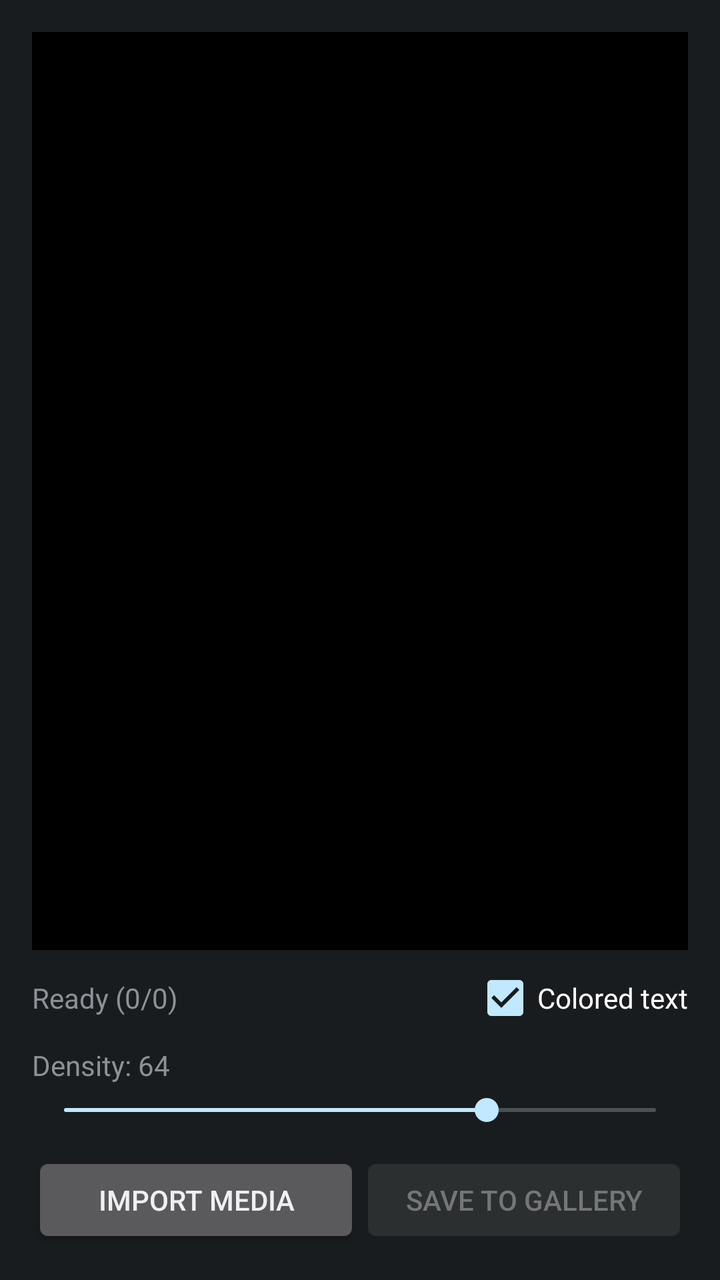
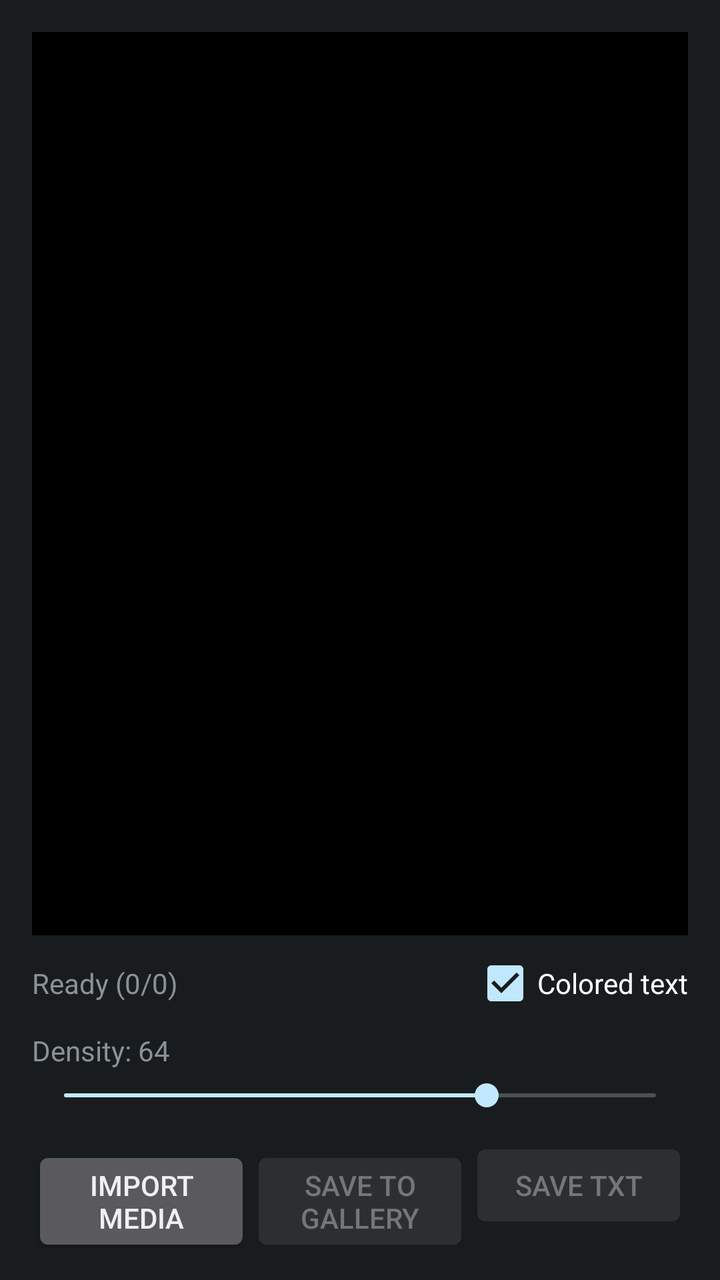

Two renders of the same Android screen: before a commit and after it. Below are the layout's source before the change and the commit's diff.
<!-- AndroidManifest.xml: application theme android:Theme.DeviceDefault -->
<!-- res/layout/activity_main.xml -->
<?xml version="1.0" encoding="utf-8"?>
<LinearLayout xmlns:android="http://schemas.android.com/apk/res/android"
    android:layout_width="match_parent"
    android:layout_height="match_parent"
    android:orientation="vertical"
    android:padding="16dp">

    
    <ImageView
        android:id="@+id/ivPreview"
        android:layout_width="match_parent"
        android:layout_height="0dp"
        android:layout_weight="1"
        android:scaleType="fitCenter"
        android:background="#000000"
        android:contentDescription="@string/app_name" />

    
    <LinearLayout
        android:layout_width="match_parent"
        android:layout_height="wrap_content"
        android:orientation="horizontal"
        android:gravity="center_vertical"
        android:paddingTop="8dp"
        android:paddingBottom="4dp">

        <TextView
            android:id="@+id/tvStatus"
            android:layout_width="0dp"
            android:layout_height="wrap_content"
            android:layout_weight="1"
            android:singleLine="true"
            android:ellipsize="end"
            android:text="@string/status_idle" />

        <CheckBox
            android:id="@+id/cbColored"
            android:layout_width="wrap_content"
            android:layout_height="wrap_content"
            android:checked="true"
            android:text="@string/colored_text" />

    </LinearLayout>

    
    <TextView
        android:id="@+id/tvDensityLabel"
        android:layout_width="match_parent"
        android:layout_height="wrap_content"
        android:paddingTop="4dp"
        android:text="Density: 64" />

    <SeekBar
        android:id="@+id/sbDensity"
        android:layout_width="match_parent"
        android:layout_height="wrap_content"
        android:max="14"
        android:progress="10"
        android:paddingTop="4dp"
        android:paddingBottom="12dp" />

    
    <LinearLayout
        android:layout_width="match_parent"
        android:layout_height="wrap_content"
        android:orientation="horizontal">

        <Button
            android:id="@+id/btnImportMedia"
            android:layout_width="0dp"
            android:layout_height="wrap_content"
            android:layout_weight="1"
            android:text="@string/import_media" />

        <Button
            android:id="@+id/btnSaveToGallery"
            android:layout_width="0dp"
            android:layout_height="wrap_content"
            android:layout_weight="1"
            android:enabled="false"
            android:text="@string/save_to_gallery" />

    </LinearLayout>

</LinearLayout>
<!-- resources referenced by this layout -->
<resources>
  <string name="app_name">ASCII Wallpaper</string>
  <string name="colored_text">Colored text</string>
  <string name="import_media">Import media</string>
  <string name="save_to_gallery">Save to gallery</string>
  <string name="status_idle">Ready (0/0)</string>
</resources>

<!-- the commit's change to res/layout/activity_main.xml (unified diff, before → after) -->
@@ -80,6 +80,14 @@
             android:enabled="false"
             android:text="@string/save_to_gallery" />
 
+        <Button
+            android:id="@+id/btnSaveTxt"
+            android:layout_width="0dp"
+            android:layout_height="wrap_content"
+            android:layout_weight="1"
+            android:enabled="false"
+            android:text="@string/save_txt" />
+
     </LinearLayout>
 
 </LinearLayout>
<!-- resource entries referenced after the edit -->
@@ -4,6 +4,7 @@
   <string name="colored_text">Colored text</string>
   <string name="import_media">Import media</string>
   <string name="save_to_gallery">Save to gallery</string>
+  <string name="save_txt">Save TXT</string>
   <string name="status_idle">Ready (0/0)</string>
 </resources>
 
